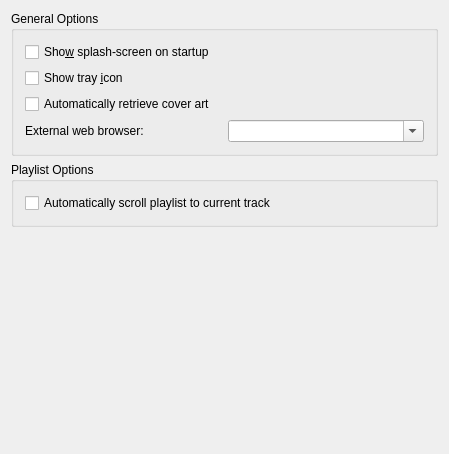
Old version of the form src/configdialog/dialogs/GeneralConfig.ui in the repository netrunner-debian-kde-extras/amarok.
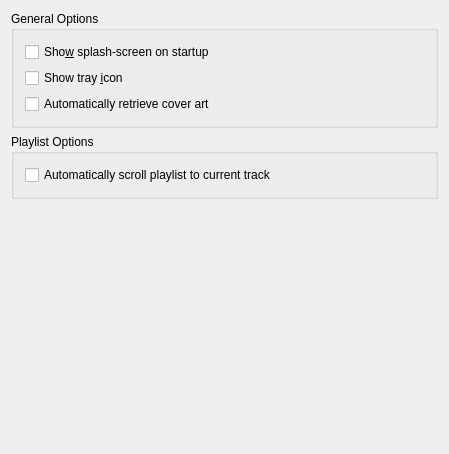
New version of the form. Custom widgets are drawn as their Qt base class.

Diff of the .ui file:
```diff
--- a/src/configdialog/dialogs/GeneralConfig.ui
+++ b/src/configdialog/dialogs/GeneralConfig.ui
@@ -49,26 +49,6 @@
         </property>
        </widget>
       </item>
-      <item row="3" column="0" >
-       <widget class="QLabel" name="textLabel1_2" >
-        <property name="text" >
-         <string>External web browser:</string>
-        </property>
-        <property name="wordWrap" >
-         <bool>false</bool>
-        </property>
-       </widget>
-      </item>
-      <item row="3" column="1" >
-       <widget class="KComboBox" name="kcfg_ExternalBrowser" >
-        <property name="toolTip" >
-         <string>Select browser from the list or type in filename of custom browser</string>
-        </property>
-        <property name="editable" >
-         <bool>true</bool>
-        </property>
-       </widget>
-      </item>
      </layout>
     </widget>
    </item>
```
